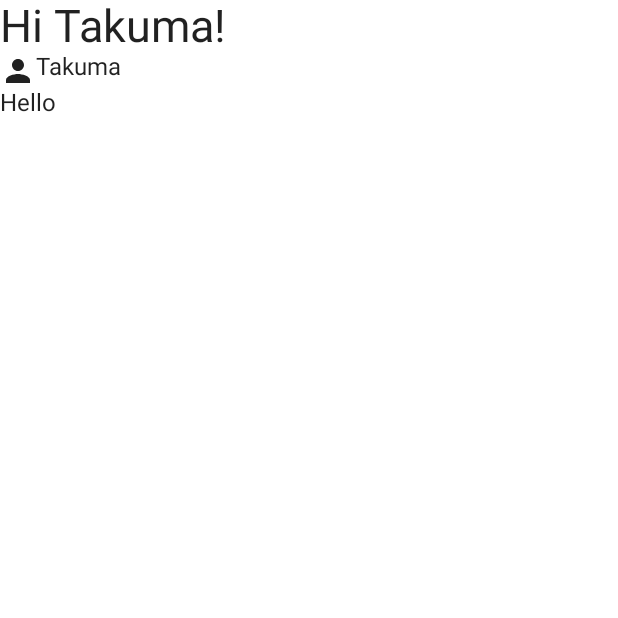
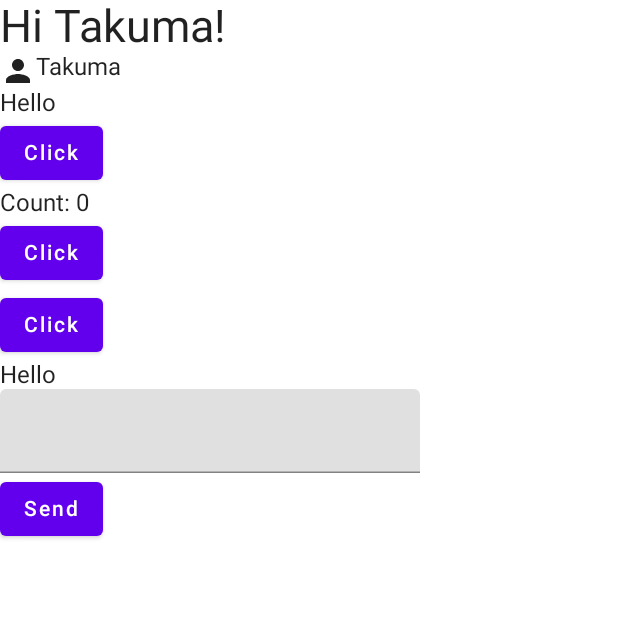
Before and after one commit to p2hacks2022/pre-team01, an Android app built with Jetpack Compose: the screen it shows after launch (MainActivity), on a phone screen of 412 x 824 dp, the top half of it. Run offline under Robolectric (Android 15) with nearby library versions, the phone set to English and light mode, and no system bars.

Commit message:
prepare2

```diff
--- a/app/src/main/java/com/example/myapplication/MainActivity.kt
+++ b/app/src/main/java/com/example/myapplication/MainActivity.kt
@@ -6,17 +6,18 @@ import androidx.activity.compose.setContent
 import androidx.compose.foundation.layout.Column
 import androidx.compose.foundation.layout.Row
 import androidx.compose.foundation.layout.fillMaxSize
-import androidx.compose.material.Icon
-import androidx.compose.material.MaterialTheme
-import androidx.compose.material.Surface
-import androidx.compose.material.Text
+import androidx.compose.material.*
 import androidx.compose.material.icons.Icons
 import androidx.compose.material.icons.filled.Person
 import androidx.compose.runtime.Composable
+import androidx.compose.runtime.getValue
+import androidx.compose.runtime.mutableStateOf
+import androidx.compose.runtime.remember
 import androidx.compose.ui.Modifier
 import androidx.compose.ui.tooling.preview.Preview
 import androidx.compose.ui.unit.sp
 import com.example.myapplication.ui.theme.MyApplicationTheme
+import androidx.compose.runtime.*
 
 class MainActivity : ComponentActivity() {
     override fun onCreate(savedInstanceState: Bundle?) {
@@ -31,6 +32,10 @@ class MainActivity : ComponentActivity() {
                     Column {
                         Greeting("Takuma")
                         Message("Takuma", "Hello")
+                        MyButton()
+                        Counter()
+                        Toggle()
+                        Input()
                     }
                 }
             }
@@ -64,3 +69,53 @@ fun Message(username: String, body: String) {
     }
     Text(text = body)
 }
+
+@Composable
+fun MyButton(){
+    Button(
+        onClick = { println("Hello, World")}
+    ){
+        Text(text = "Click")
+    }
+}
+
+@Composable
+fun Counter(){
+    var count by remember { mutableStateOf(0) }
+    Column{
+        Text(text = "Count: $count")
+        Button(
+            onClick = { count++}
+        ){
+            Text(text = "Click")
+        }
+    }
+}
+
+@Composable
+fun Toggle(){
+    var showText by remember { mutableStateOf(true) }
+    Column{
+        Button(onClick = { showText = !showText}) {
+            Text(text = "Click")
+        }
+        if (showText){
+            Text(text = "Hello")
+        }
+    }
+}
+
+@Composable
+fun Input(){
+    var input by remember { mutableStateOf("") }
+    Column{
+        TextField(
+            value = input,
+            onValueChange = { input =it }
+        )
+        Button(onClick = {
+            input = ""
+        }) { Text(text = "Send")}
+
+    }
+}
```
